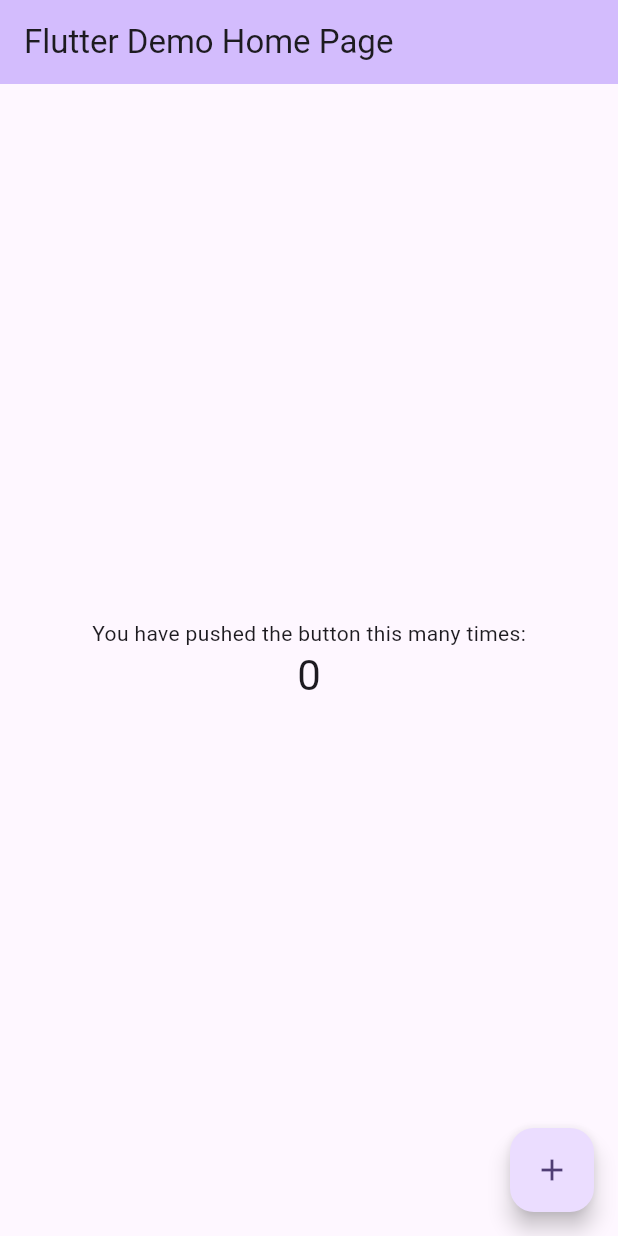
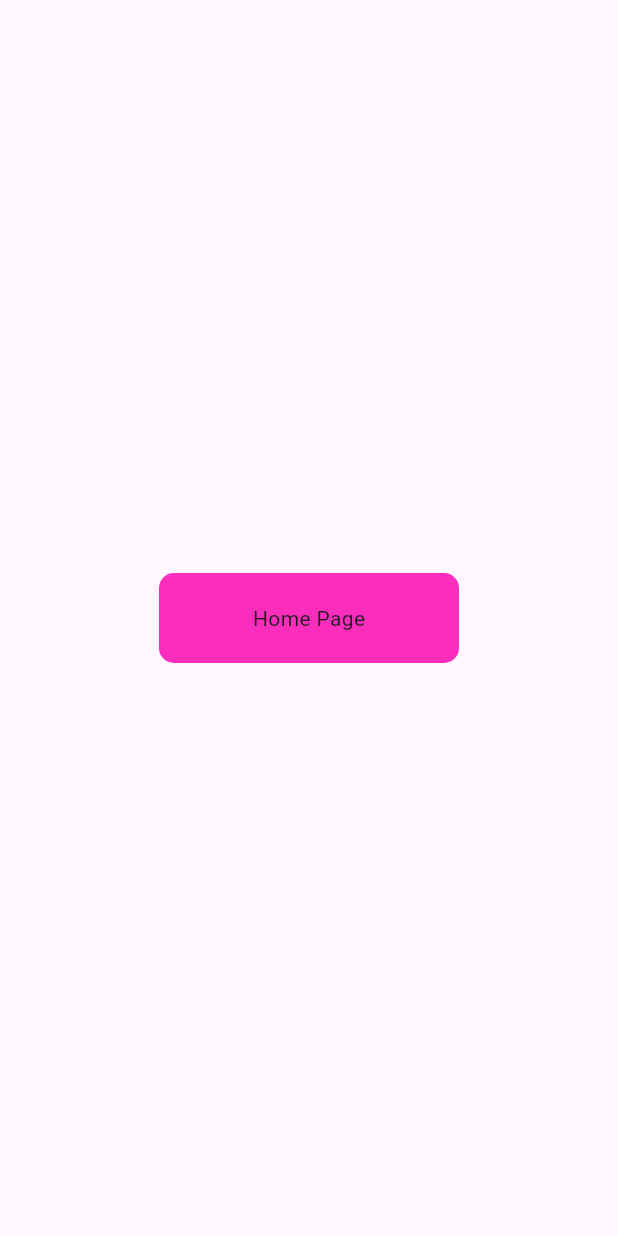
Before and after one commit to Soudip-dev/bloc_clean_coding, a Flutter app: the screen it shows after launch, on a phone screen of 412 x 824 dp. Run offline on Flutter 3.47's test engine with Material 3 defaults, Android fonts, the phone set to English and light mode, and no system bars.

Commit message:
Second Change

```diff
--- /dev/null
+++ b/lib/config/colors/colors.dart
@@ -0,0 +1,11 @@
+import 'package:flutter/material.dart';
+
+class AppColors {
+  static const Color primaryColor = Color(0xfffc3b67);
+  static const Color errColor = Color(0xfffc3b67);
+  static const Color blackColor = Color(0xff000000);
+  static const Color whiteColor = Color(0xffffffff);
+  static const Color greyColor = Color(0xff707070);
+  static const Color buttonColor = Color.fromARGB(255, 250, 45, 188);
+
+}
--- /dev/null
+++ b/lib/config/components/roundBotton.dart
@@ -0,0 +1,32 @@
+import 'package:bloc_clean_coding/config/colors/colors.dart';
+import 'package:flutter/material.dart';
+
+class RoundBotton extends StatelessWidget {
+  final String title;
+  final VoidCallback onPress;
+  final double height;
+  final double width;
+  final Color color;
+
+  const RoundBotton({Key?key, required this.title, required this.onPress, this.height = 60, this.width = 200,this.color = AppColors.buttonColor}) :super(key:key);
+
+  @override
+  Widget build(BuildContext context) {
+    return InkWell(
+
+      onTap: onPress,
+      child: Container(
+        decoration: BoxDecoration(
+          borderRadius: BorderRadius.circular(10),
+          color: color,
+        ),
+
+        height: height,
+        width: width,
+        child: Center(
+          child: Text(title),
+        ),
+      ),
+    );
+  }
+}
--- /dev/null
+++ b/lib/config/routes.dart
@@ -0,0 +1,25 @@
+import 'package:bloc_clean_coding/config/routes_name.dart';
+import "../views/view.dart";
+import 'package:flutter/material.dart';
+
+class Routes {
+  static MaterialPageRoute generateRoute(RouteSettings settings) {
+    switch (settings.name) {
+      case RoutesName.splshScreen:
+        return MaterialPageRoute(builder: (_) => const SplshScreen());
+      case RoutesName.homeScreen:
+        return MaterialPageRoute(builder: (_) => const HomePage());
+      case RoutesName.loginScreen:
+        return MaterialPageRoute(builder: (_) => const LoginPage());
+      default:
+        return MaterialPageRoute(builder: (_) {
+          return const Scaffold(
+            body: Center(
+              child: Text('No route defined'),
+            ),
+          );
+        });
+    }
+  }
+
+}
--- /dev/null
+++ b/lib/config/routes_name.dart
@@ -0,0 +1,10 @@
+class RoutesName {
+
+  static const String splshScreen = 'splsh_screen';
+  static const String homeScreen = 'home_screen';
+  static const String loginScreen = 'login_screen';
+  static const String registerScreen = 'register_screen';
+  static const String forgotPasswordScreen = 'forgot_password_screen';
+
+
+}
--- a/lib/main.dart
+++ b/lib/main.dart
@@ -1,3 +1,6 @@
+import 'package:bloc_clean_coding/config/routes.dart';
+import 'package:bloc_clean_coding/config/routes_name.dart';
+
 import 'package:flutter/material.dart';
 
 void main() {
@@ -7,116 +10,18 @@ void main() {
 class MyApp extends StatelessWidget {
   const MyApp({super.key});
 
-  // This widget is the root of your application.
+
   @override
   Widget build(BuildContext context) {
     return MaterialApp(
       title: 'Flutter Demo',
       theme: ThemeData(
-        // This is the theme of your application.
-        //
-        // TRY THIS: Try running your application with "flutter run". You'll see
-        // the application has a purple toolbar. Then, without quitting the app,
-        // try changing the seedColor in the colorScheme below to Colors.green
-        // and then invoke "hot reload" (save your changes or press the "hot
-        // reload" button in a Flutter-supported IDE, or press "r" if you used
-        // the command line to start the app).
-        //
-        // Notice that the counter didn't reset back to zero; the application
-        // state is not lost during the reload. To reset the state, use hot
-        // restart instead.
-        //
-        // This works for code too, not just values: Most code changes can be
-        // tested with just a hot reload.
+
         colorScheme: ColorScheme.fromSeed(seedColor: Colors.deepPurple),
       ),
-      home: const MyHomePage(title: 'Flutter Demo Home Page'),
+      initialRoute: RoutesName.splshScreen,
+      onGenerateRoute: Routes.generateRoute,
+
     );
   }
 }
-
-class MyHomePage extends StatefulWidget {
-  const MyHomePage({super.key, required this.title});
-
-  // This widget is the home page of your application. It is stateful, meaning
-  // that it has a State object (defined below) that contains fields that affect
-  // how it looks.
-
-  // This class is the configuration for the state. It holds the values (in this
-  // case the title) provided by the parent (in this case the App widget) and
-  // used by the build method of the State. Fields in a Widget subclass are
-  // always marked "final".
-
-  final String title;
-
-  @override
-  State<MyHomePage> createState() => _MyHomePageState();
-}
-
-class _MyHomePageState extends State<MyHomePage> {
-  int _counter = 0;
-
-  void _incrementCounter() {
-    setState(() {
-      // This call to setState tells the Flutter framework that something has
-      // changed in this State, which causes it to rerun the build method below
-      // so that the display can reflect the updated values. If we changed
-      // _counter without calling setState(), then the build method would not be
-      // called again, and so nothing would appear to happen.
-      _counter++;
-    });
-  }
-
-  @override
-  Widget build(BuildContext context) {
-    // This method is rerun every time setState is called, for instance as done
-    // by the _incrementCounter method above.
-    //
-    // The Flutter framework has been optimized to make rerunning build methods
-    // fast, so that you can just rebuild anything that needs updating rather
-    // than having to individually change instances of widgets.
-    return Scaffold(
-      appBar: AppBar(
-        // TRY THIS: Try changing the color here to a specific color (to
-        // Colors.amber, perhaps?) and trigger a hot reload to see the AppBar
-        // change color while the other colors stay the same.
-        backgroundColor: Theme.of(context).colorScheme.inversePrimary,
-        // Here we take the value from the MyHomePage object that was created by
-        // the App.build method, and use it to set our appbar title.
-        title: Text(widget.title),
-      ),
-      body: Center(
-        // Center is a layout widget. It takes a single child and positions it
-        // in the middle of the parent.
-        child: Column(
-          // Column is also a layout widget. It takes a list of children and
-          // arranges them vertically. By default, it sizes itself to fit its
-          // children horizontally, and tries to be as tall as its parent.
-          //
-          // Column has various properties to control how it sizes itself and
-          // how it positions its children. Here we use mainAxisAlignment to
-          // center the children vertically; the main axis here is the vertical
-          // axis because Columns are vertical (the cross axis would be
-          // horizontal).
-          //
-          // TRY THIS: Invoke "debug painting" (choose the "Toggle Debug Paint"
-          // action in the IDE, or press "p" in the console), to see the
-          // wireframe for each widget.
-          mainAxisAlignment: MainAxisAlignment.center,
-          children: <Widget>[
-            const Text('You have pushed the button this many times:'),
-            Text(
-              '$_counter',
-              style: Theme.of(context).textTheme.headlineMedium,
-            ),
-          ],
-        ),
-      ),
-      floatingActionButton: FloatingActionButton(
-        onPressed: _incrementCounter,
-        tooltip: 'Increment',
-        child: const Icon(Icons.add),
-      ), // This trailing comma makes auto-formatting nicer for build methods.
-    );
-  }
-}
--- /dev/null
+++ b/lib/views/splsh_screen/splshScreen.dart
@@ -0,0 +1,19 @@
+import 'package:bloc_clean_coding/config/components/roundBotton.dart';
+import 'package:bloc_clean_coding/config/routes_name.dart';
+
+import 'package:flutter/material.dart';
+
+class SplshScreen extends StatelessWidget {
+  const SplshScreen({super.key});
+
+  @override
+  Widget build(BuildContext context) {
+    return Scaffold(
+      body: Center(
+        child: RoundBotton(title: "Home Page", onPress: (){
+          Navigator.pushNamed(context, RoutesName.homeScreen);
+        }),
+      ),
+    );
+  }
+}
--- /dev/null
+++ b/lib/views/view.dart
@@ -0,0 +1,3 @@
+export 'home_page/homePage.dart';
+export 'login_page/loginPage.dart';
+export 'splsh_screen/splshScreen.dart';
```
Also changed, not shown: lib/config/components/internetExceptionWidget.dart (added, +30 -0 lines), lib/config/components/loadingWidget.dart (added, +28 -0 lines), lib/views/home_page/homePage.dart (added, +20 -0 lines), lib/views/login_page/loginPage.dart (added, +10 -0 lines), pubspec.yaml (+16 -0 lines), pubspec.lock, 5 other files.
